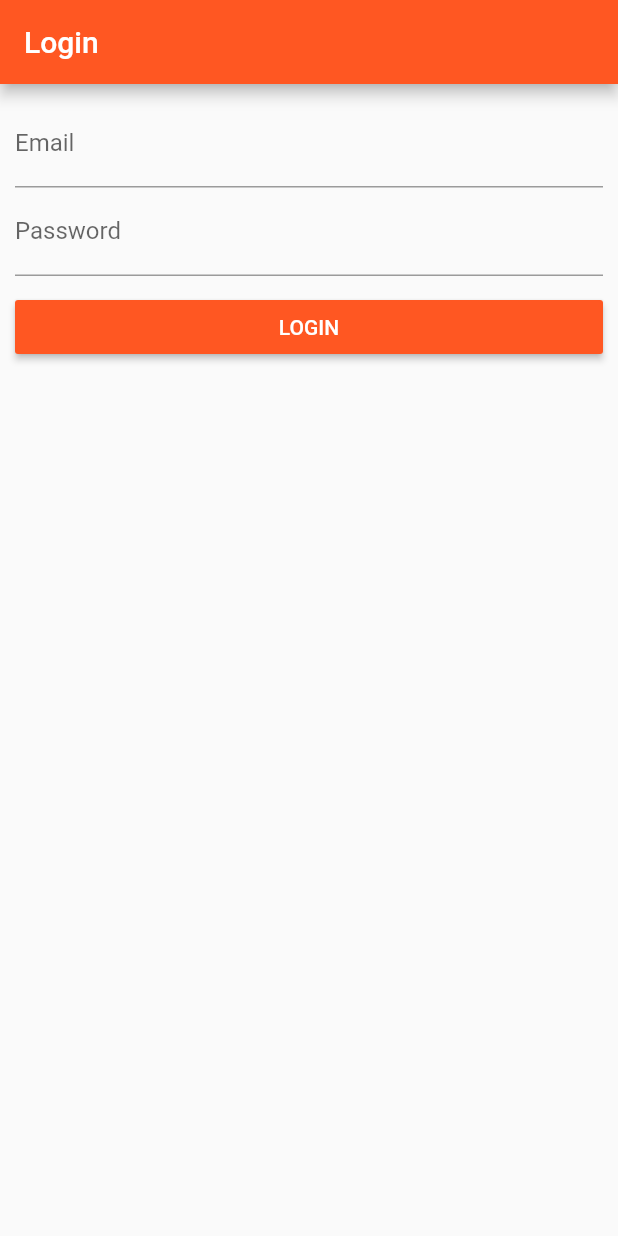
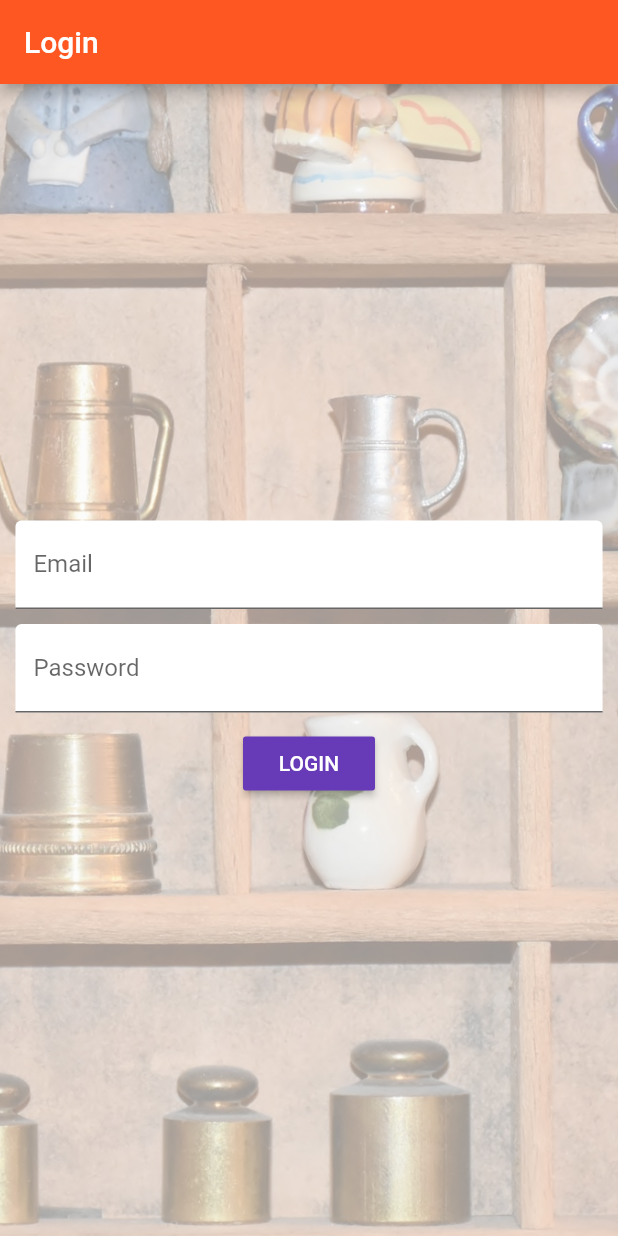
Before and after one commit to mrimran/FlutterApps, a Flutter app: the screen it shows after launch, on a phone screen of 412 x 824 dp. Run offline on Flutter 3.47's test engine with Material 2 defaults, Android fonts, the phone set to English and light mode, and no system bars.

Commit message:
Added new look for login page, added more widgets on product listing and product page + refactored code in easy_list.

```diff
--- a/easy_list/lib/main.dart
+++ b/easy_list/lib/main.dart
@@ -37,14 +37,13 @@ class _MyAppState extends State<MyApp> {
   Widget build(BuildContext context) {
     return MaterialApp(
       theme: ThemeData(
-          primarySwatch: Colors.deepOrange, accentColor: Colors.deepPurple),
+          primarySwatch: Colors.deepOrange, accentColor: Colors.deepPurple, buttonColor: Colors.deepPurple),
       //home: AuthPage(),
       routes: {
-        '/': (BuildContext context) =>
-            AuthPage(),
-        '/home': (BuildContext context) =>
-            HomePage(_products),
-        '/product_admin_page': (BuildContext context) => ProductAdminPage(_addProduct, _deleteProduct)
+        '/': (BuildContext context) => AuthPage(),
+        '/home': (BuildContext context) => HomePage(_products),
+        '/product_admin_page': (BuildContext context) =>
+            ProductAdminPage(_addProduct, _deleteProduct)
       },
       onGenerateRoute: (RouteSettings settings) {
         //on handle dynamic named routes like /product/:id
@@ -62,7 +61,10 @@ class _MyAppState extends State<MyApp> {
 
           return MaterialPageRoute<bool>(
               builder: (BuildContext context) => ProductPage(
-                  _products[index]['title'], _products[index]['image']));
+                  _products[index]['title'],
+                  _products[index]['image'],
+                  _products[index]['description'],
+                  _products[index]['price']));
         }
 
         return null;
@@ -70,8 +72,7 @@ class _MyAppState extends State<MyApp> {
       onUnknownRoute: (RouteSettings settings) {
         //When onGenerateRoute even fails, so this can be used to through 404 or maybe get back user to home page.
         return MaterialPageRoute(
-            builder: (BuildContext context) =>
-                HomePage(_products));
+            builder: (BuildContext context) => HomePage(_products));
       },
     );
   }
--- a/easy_list/lib/pages/auth.dart
+++ b/easy_list/lib/pages/auth.dart
@@ -14,46 +14,76 @@ class AuthPageState extends State<AuthPage> {
   String email = '';
   String password = '';
 
+  DecorationImage _buildBackgroundImage() {
+    return DecorationImage(
+        fit: BoxFit.cover,
+        colorFilter:
+            ColorFilter.mode(Colors.black.withOpacity(0.4), BlendMode.dstATop),
+        image: AssetImage('assets/background.jpg'));
+  }
+
+  Widget _buildEmailTextField() {
+    return TextField(
+      onChanged: (String email) {
+        setState(() {
+          this.email = email;
+        });
+      },
+      decoration: InputDecoration(
+          labelText: 'Email', filled: true, fillColor: Colors.white),
+      keyboardType: TextInputType.emailAddress,
+    );
+  }
+
+  Widget _buildPasswordTextField() {
+    return TextField(
+      onChanged: (String password) {
+        setState(() {
+          this.password = password;
+        });
+      },
+      obscureText: true,
+      decoration: InputDecoration(
+          labelText: 'Password', filled: true, fillColor: Colors.white),
+    );
+  }
+
+  void _submitForm() {
+    Navigator.pushReplacementNamed(context, '/home');
+  }
+
   @override
   Widget build(BuildContext context) {
-    // TODO: implement build
+    final double deviceWidth = MediaQuery.of(context).size.width;//Media query
+    final double targetWidth = deviceWidth > 768.0 ? 500.0 : deviceWidth * 0.95;
+
     return Scaffold(
         appBar: AppBar(
           title: Text('Login'),
         ),
         body: Container(
-          margin: EdgeInsets.all(10.0),
-          child: ListView(
-            children: <Widget>[
-              TextField(
-                onChanged: (String email) {
-                  setState(() {
-                    this.email = email;
-                  });
-                },
-                decoration: InputDecoration(labelText: 'Email'),
-                keyboardType: TextInputType.emailAddress,
+          decoration: BoxDecoration(image: _buildBackgroundImage()),
+          padding: EdgeInsets.all(10.0),
+          child: Center(
+              child: SingleChildScrollView(
+                  child: Container(
+                    width: targetWidth,//80% of our device width
+            child: Column(children: <Widget>[
+              _buildEmailTextField(),
+              SizedBox(
+                height: 10.0,
               ),
-              TextField(
-                onChanged: (String password) {
-                  setState(() {
-                    this.password = password;
-                  });
-                },
-                obscureText: true,
-                decoration: InputDecoration(labelText: 'Password'),
+              _buildPasswordTextField(),
+              SizedBox(
+                height: 10.0,
               ),
-              SizedBox(height: 10.0,),
               RaisedButton(
-                color: Theme.of(context).primaryColor,
                 textColor: Colors.white,
-                onPressed: () {
-                  Navigator.pushReplacementNamed(context, '/home');
-                },
+                onPressed: _submitForm,
                 child: Text('LOGIN'),
               ),
-            ],
-          ),
+            ]),
+          ))),
         ));
   }
 }
--- a/easy_list/pubspec.yaml
+++ b/easy_list/pubspec.yaml
@@ -39,6 +39,7 @@ flutter:
   # To add assets to your application, add an assets section, like this:
   assets:
    - assets/food.jpg
+   - assets/background.jpg
   #  - images/a_dot_ham.jpeg
 
   # An image asset can refer to one or more resolution-specific "variants", see
```
Also changed, not shown: easy_list/lib/pages/home.dart (+19 -9 lines), easy_list/lib/pages/product.dart (+35 -10 lines), easy_list/lib/pages/product_admin.dart (+13 -8 lines), easy_list/lib/pages/product_create.dart (+41 -20 lines), easy_list/lib/product_manager.dart (deleted, +0 -19 lines), easy_list/lib/products.dart (deleted, +0 -103 lines), easy_list/lib/ui_elements/title_default.dart (added, +19 -0 lines), easy_list/lib/widgets/products/address_tag.dart (added, +18 -0 lines), easy_list/lib/widgets/products/price_tag.dart (added, +22 -0 lines), easy_list/lib/widgets/products/product_card.dart (added, +61 -0 lines), easy_list/lib/widgets/products/products.dart (added, +47 -0 lines), easy_list/assets/background.jpg (added).
